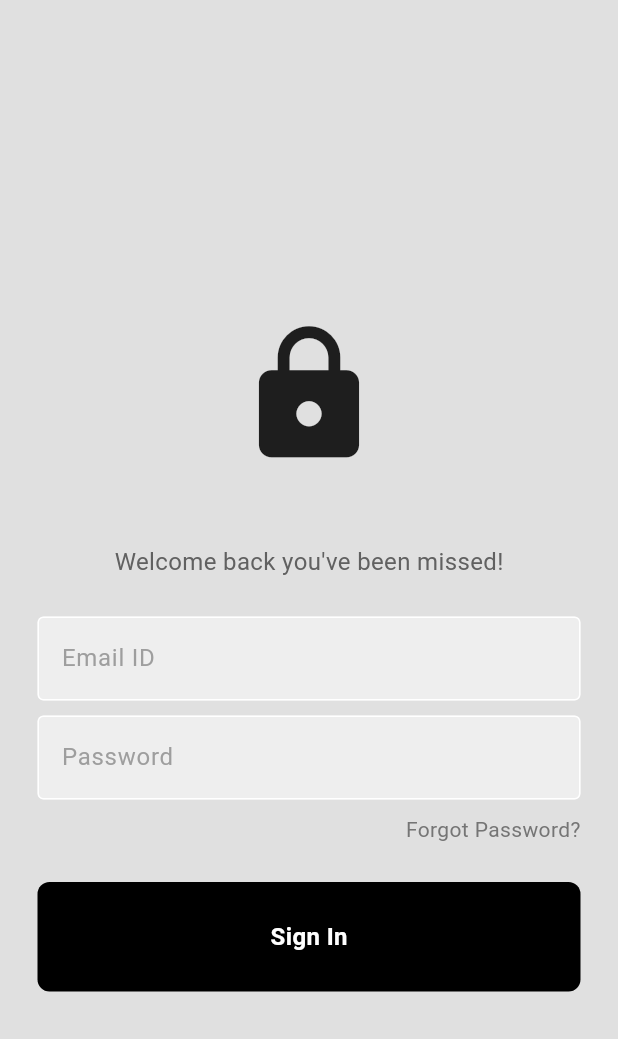
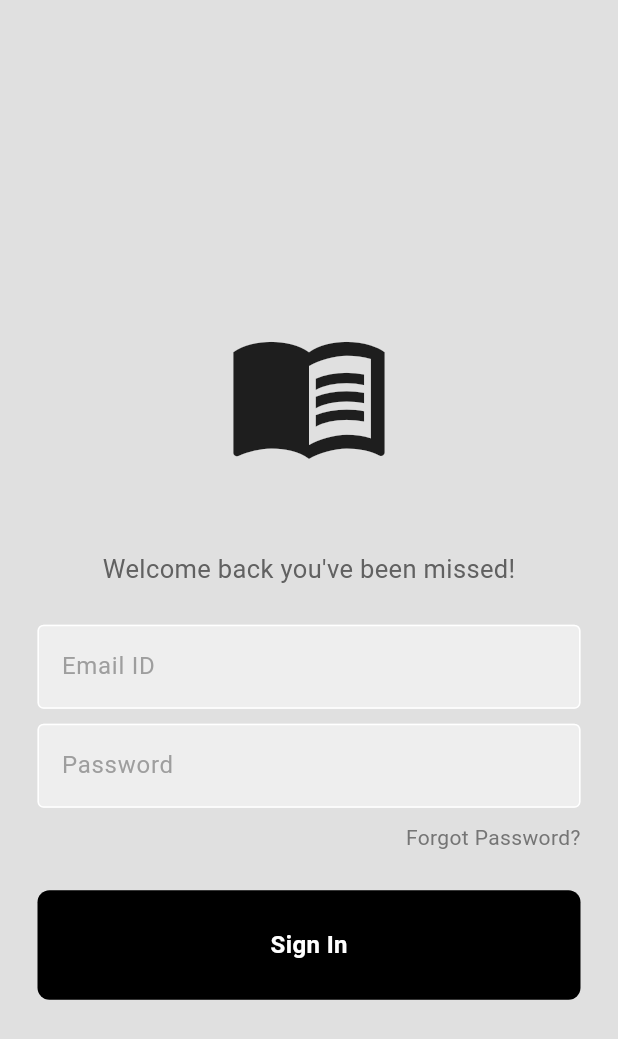
Before and after one commit to Ishan-Hegde/CRCE_Connex_App, a Flutter app: the screen it shows after launch, on a phone screen of 412 x 824 dp. Shown: the top 1039 px of the screen. Run offline on Flutter 3.47's test engine with Material 3 defaults, Android fonts, the phone set to English and light mode, and no system bars; our stand-ins replace firebase_auth, firebase_core, google_fonts; accounts and stored records are empty.

Commit message:
latest
login page logo changed

```diff
--- a/lib/pages/login_page.dart
+++ b/lib/pages/login_page.dart
@@ -29,8 +29,8 @@ class LoginPage extends StatelessWidget {
 
               // logo
               const Icon(
-                Icons.lock,
-                size: 100,
+                Icons.menu_book,
+                size: 110,
               ),
 
               const SizedBox(height: 50),
@@ -40,13 +40,13 @@ class LoginPage extends StatelessWidget {
                 'Welcome back you\'ve been missed!',
                 style: TextStyle(
                   color: Colors.grey[700],
-                  fontSize: 16,
+                  fontSize: 17,
                 ),
               ),
 
               const SizedBox(height: 25),
 
-              // email textfield
+              // email text-field
               MyTextField(
                 controller: emailController,
                 hintText: 'Email ID',
@@ -55,7 +55,7 @@ class LoginPage extends StatelessWidget {
 
               const SizedBox(height: 10),
 
-              // password textfield
+              // password text-field
               MyTextField(
                 controller: passwordController,
                 hintText: 'Password',
```
Also changed, not shown: lib/pages/home_page.dart (+6 -4 lines).
